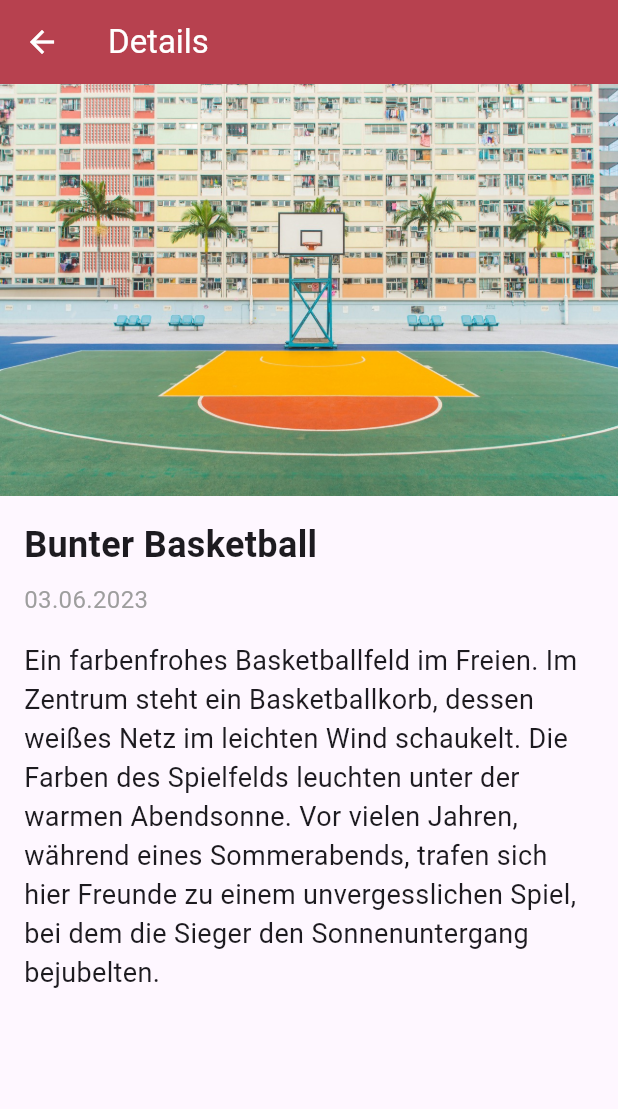
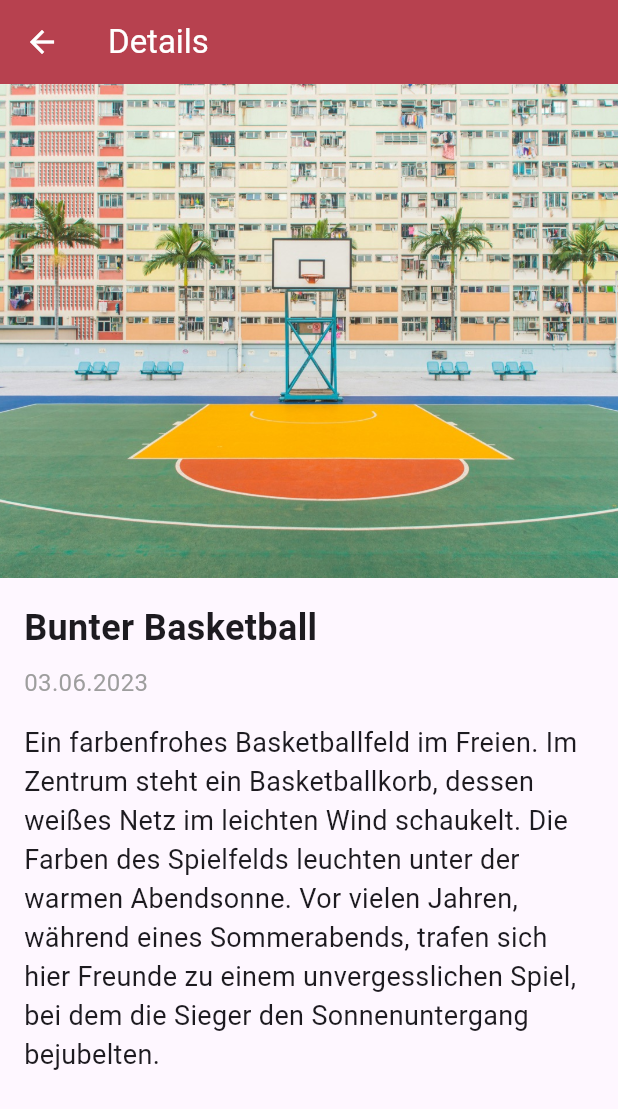
Before and after one commit to ASahinoglu/my_gallery_app, a Flutter app: the screen it shows after launch, after a tap on "Bunter Basketball", on a phone screen of 412 x 824 dp. Shown: the top 1109 px of the screen. Run offline on Flutter 3.47's test engine with Material 3 defaults, Android fonts, the phone set to English and light mode, and no system bars.

Commit message:
image height

```diff
--- a/lib/screens/detail_screen.dart
+++ b/lib/screens/detail_screen.dart
@@ -9,6 +9,8 @@ class DetailScreen extends StatelessWidget {
 
   @override
   Widget build(BuildContext context) {
+    // Bildschirmhöhe abrufen, um die Bildhöhe relativ zu setzen
+    final screenHeight = MediaQuery.of(context).size.height;
     return Scaffold(
       appBar: AppBar(title: const Text('Details')),
       body: SingleChildScrollView(
@@ -20,6 +22,7 @@ class DetailScreen extends StatelessWidget {
               child: Image.asset(
                 item.imagePath,
                 width: double.infinity,
+                height: screenHeight * 0.40,
                 fit: BoxFit.cover,
               ),
             ),
```
